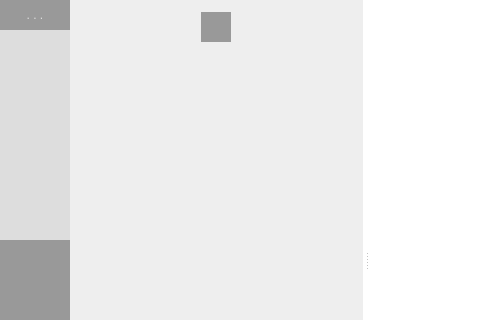
Above: E2EEIM-Desktop/mainwindow.ui from E2EEIM/E2EEIM before the change; both pictures show x 0 to 480 and y 0 to 320 of the 818 by 520 pixel window. Below: the same form after it.
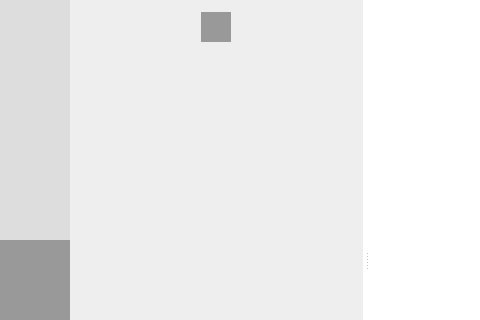
That is the form after the change. Icons and pictures are not drawn.

Commit message: Add text menu in [•••] (three dot) menu

```diff
--- a/E2EEIM-Desktop/mainwindow.ui
+++ b/E2EEIM-Desktop/mainwindow.ui
@@ -208,34 +208,6 @@
         </size>
        </property>
       </widget>
-      <widget class="QPushButton" name="pushButton">
-       <property name="geometry">
-        <rect>
-         <x>0</x>
-         <y>0</y>
-         <width>70</width>
-         <height>30</height>
-        </rect>
-       </property>
-       <property name="styleSheet">
-        <string notr="true">QPushButton {
-	border: 0;
-	color: #dddddd;
-     background-color: #999999;
- }
- QPushButton:!pressed {
-	color: #333333;
-     background-color: #dddddd;     
- }
- QPushButton:!hover {
-	color: #dddddd;
-     background-color: #999999;
- }</string>
-       </property>
-       <property name="text">
-        <string>. . .</string>
-       </property>
-      </widget>
       <widget class="QPushButton" name="pushButton_Conversation">
        <property name="geometry">
         <rect>
@@ -274,6 +246,93 @@
         </size>
        </property>
       </widget>
+      <widget class="QComboBox" name="comboBox">
+       <property name="geometry">
+        <rect>
+         <x>0</x>
+         <y>0</y>
+         <width>70</width>
+         <height>30</height>
+        </rect>
+       </property>
+       <property name="styleSheet">
+        <string notr="true">QComboBox
+{
+    selection-background-color: #dddddd;
+    selection-color: #999999;
+    color: #eeeeee;
+    background-color: #dddddd;
+    border: 0px;
+    border-radius: 0;
+    padding: 0px 0px 0px 0px;
+}
+
+
+QComboBox:hover
+{
+    border: 0px;
+	background-color: #ffffff;
+    color: #999999;
+
+}
+
+QComboBox:on
+{
+    color: #eeeeee;
+    selection-background-color: #eeeeee;
+}
+
+QComboBox:!on
+{
+    padding: 0px 0px 0px 0px;
+
+}
+
+QComboBox QAbstractItemView
+{
+    border: 0px;
+}
+
+QComboBox::drop-down
+{
+     width: 70px;
+	border: 0px;
+	padding: 0px 0px 0px 0px;
+ }
+QComboBox::down-arrow
+{
+     image: url(:/img/menu_chat.png);
+     width: 130px;
+     height: 130px;
+}</string>
+       </property>
+       <property name="currentText">
+        <string>. . .</string>
+       </property>
+       <property name="frame">
+        <bool>true</bool>
+       </property>
+       <item>
+        <property name="text">
+         <string>. . .</string>
+        </property>
+       </item>
+       <item>
+        <property name="text">
+         <string>Setting</string>
+        </property>
+       </item>
+       <item>
+        <property name="text">
+         <string>Sign Out</string>
+        </property>
+       </item>
+       <item>
+        <property name="text">
+         <string>Quit</string>
+        </property>
+       </item>
+      </widget>
      </widget>
     </item>
     <item>
```
Left out of the diff: 1 changed line with no effect on the pictures. The commit also changes 2 other files.
